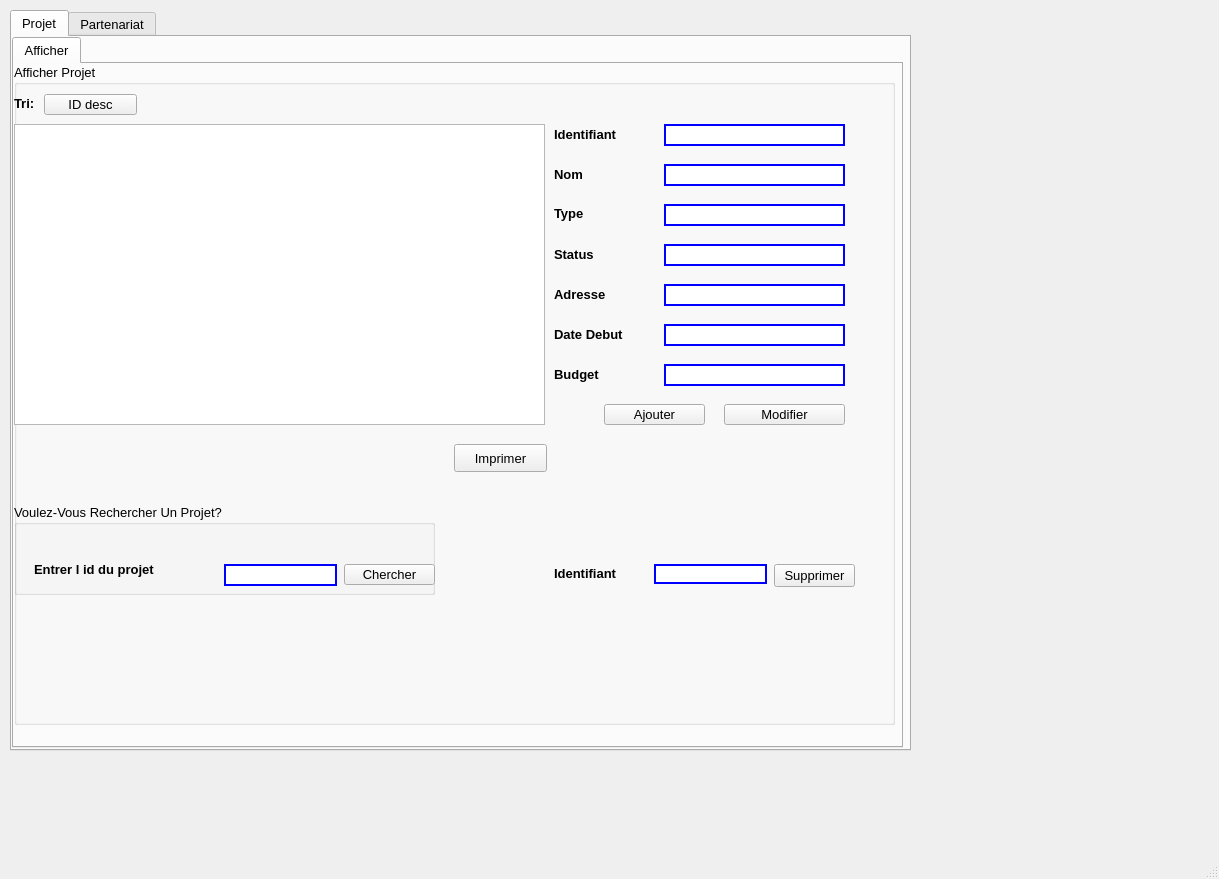
This is mainwindow.ui in khaznaji/ProjetQT as Qt 5 draws it before an edit. The edited form follows.
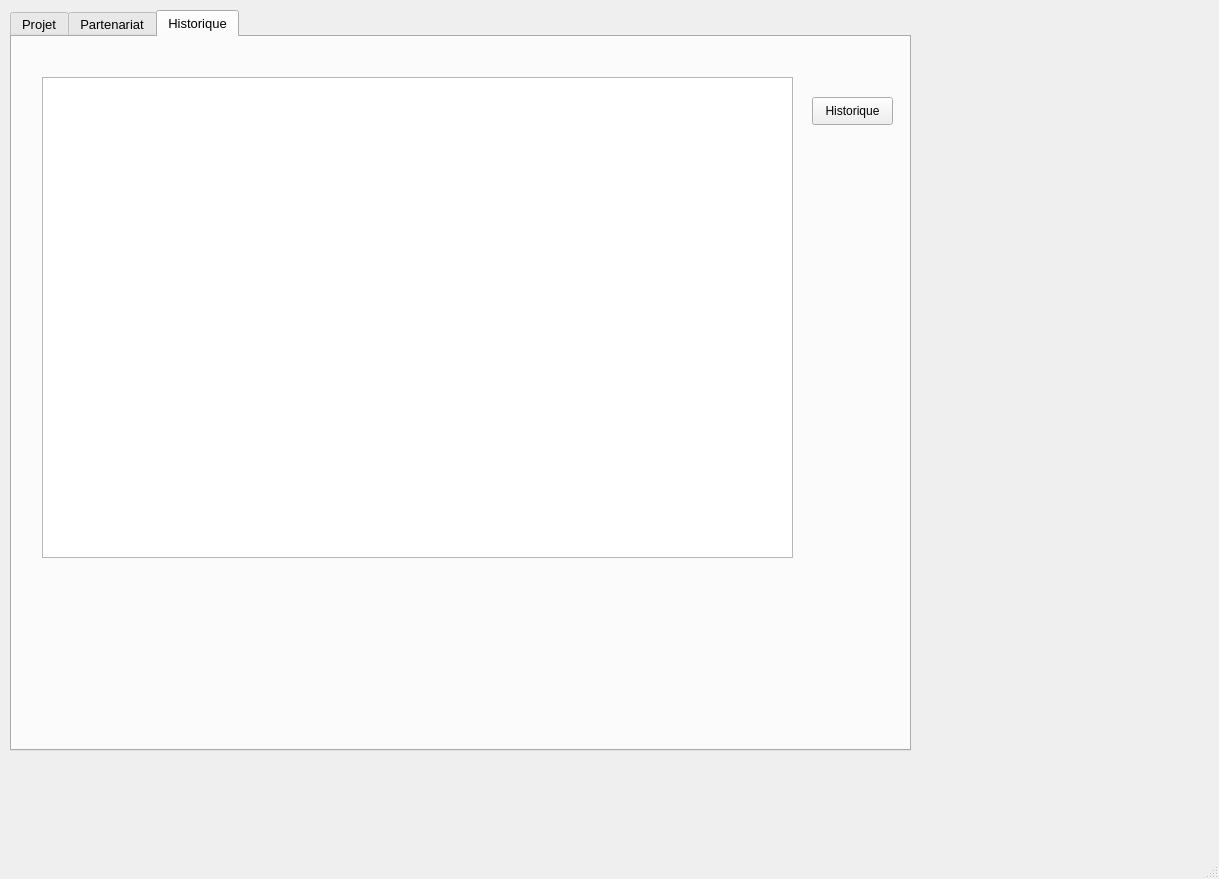
This is the edited form. The open tabs and pages were chosen to show the change. Icons and pictures are not drawn.

Diff of the .ui file:
```diff
--- a/mainwindow.ui
+++ b/mainwindow.ui
@@ -1078,6 +1078,43 @@
       </widget>
      </widget>
     </widget>
+    <widget class="QWidget" name="tab">
+     <attribute name="title">
+      <string>Historique</string>
+     </attribute>
+     <widget class="QTableView" name="tabpartenaire_2">
+      <property name="geometry">
+       <rect>
+        <x>30</x>
+        <y>40</y>
+        <width>751</width>
+        <height>481</height>
+       </rect>
+      </property>
+     </widget>
+     <widget class="QPushButton" name="pushButton_6">
+      <property name="geometry">
+       <rect>
+        <x>800</x>
+        <y>60</y>
+        <width>81</width>
+        <height>28</height>
+       </rect>
+      </property>
+      <property name="styleSheet">
+       <string notr="true">QPushButton:hover{ 
+background-color: rgb(0, 255, 255);
+color:#000000;
+background:#55aaff;
+border: none;
+text-align: middle;
+}</string>
+      </property>
+      <property name="text">
+       <string>Historique</string>
+      </property>
+     </widget>
+    </widget>
    </widget>
   </widget>
   <widget class="QStatusBar" name="statusBar"/>
```
